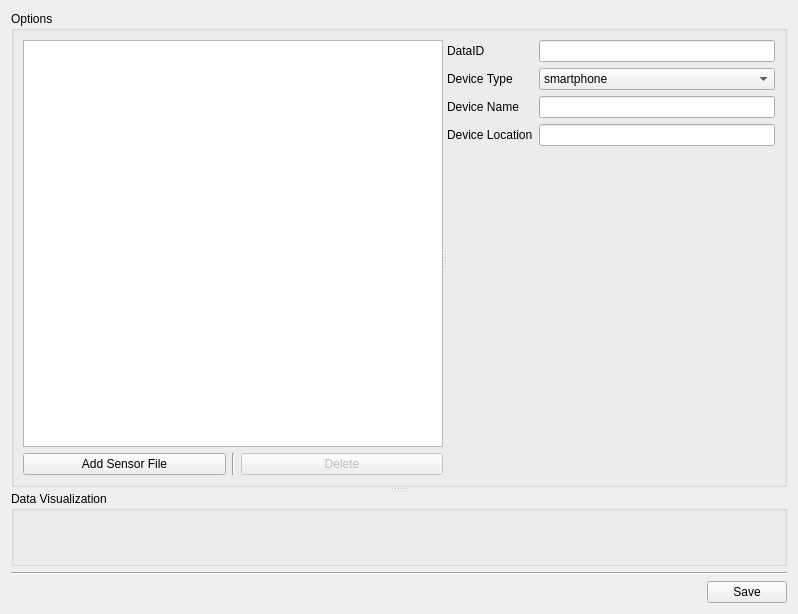
First picture: the form in src/gui/ui/sensor_data_manager_mdi_widget.ui, repository acnazarejr/vsdt, before the edit.
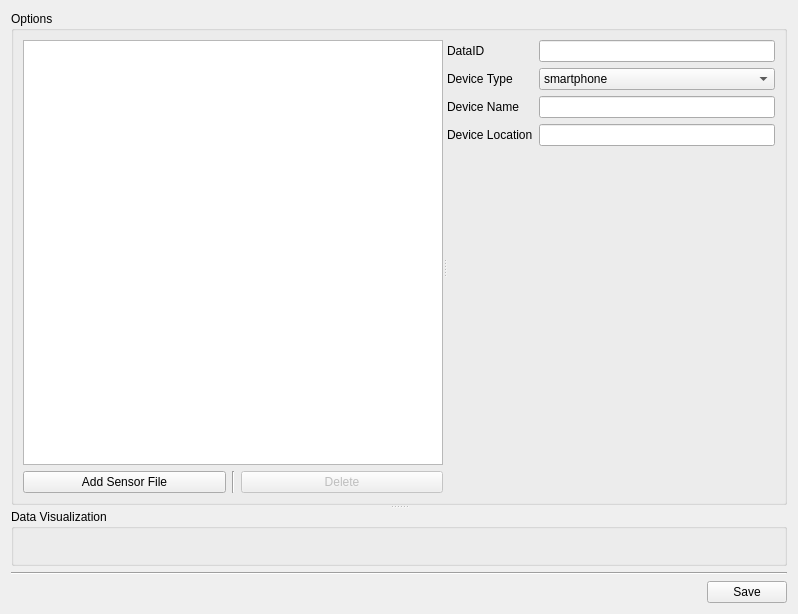
Second picture: the form after the edit. Icons and pictures are not drawn.

Commit message: sensor ok

Patch:
```diff
--- a/src/gui/ui/sensor_data_manager_mdi_widget.ui
+++ b/src/gui/ui/sensor_data_manager_mdi_widget.ui
@@ -33,6 +33,12 @@
           <layout class="QVBoxLayout" name="treeVerticalLayout">
            <item>
             <widget class="QTreeWidget" name="sensorDataTree">
+             <property name="minimumSize">
+              <size>
+               <width>0</width>
+               <height>150</height>
+              </size>
+             </property>
              <property name="indentation">
               <number>20</number>
              </property>
@@ -150,7 +156,6 @@
       <property name="title">
        <string>Data Visualization</string>
       </property>
-      <layout class="QVBoxLayout" name="dataVisualizationGroupVerticalLayout"/>
      </widget>
     </widget>
    </item>
```
The commit also changes 8 other files.
